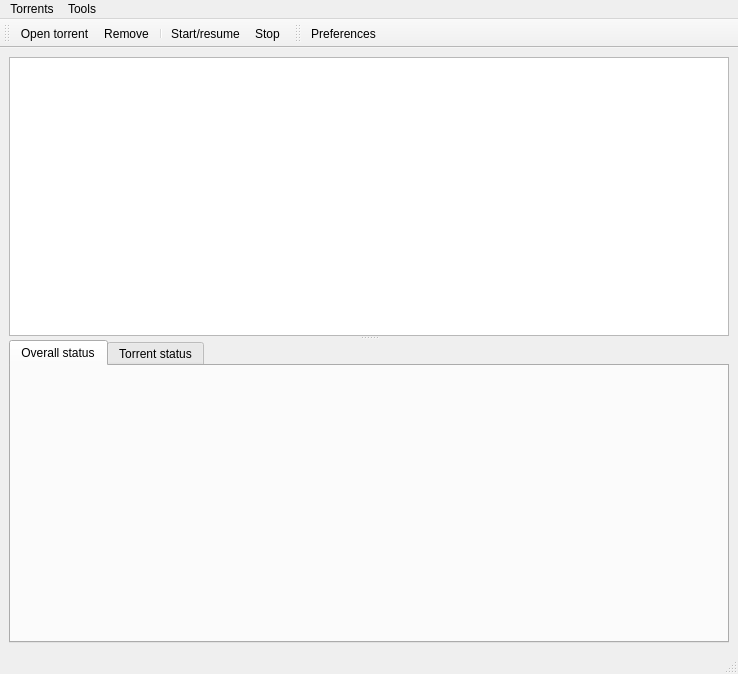
Above: plugins/torrent/mainwindow.ui from 0xd34df00d/leechcraft before the change. Below: the same form after it.
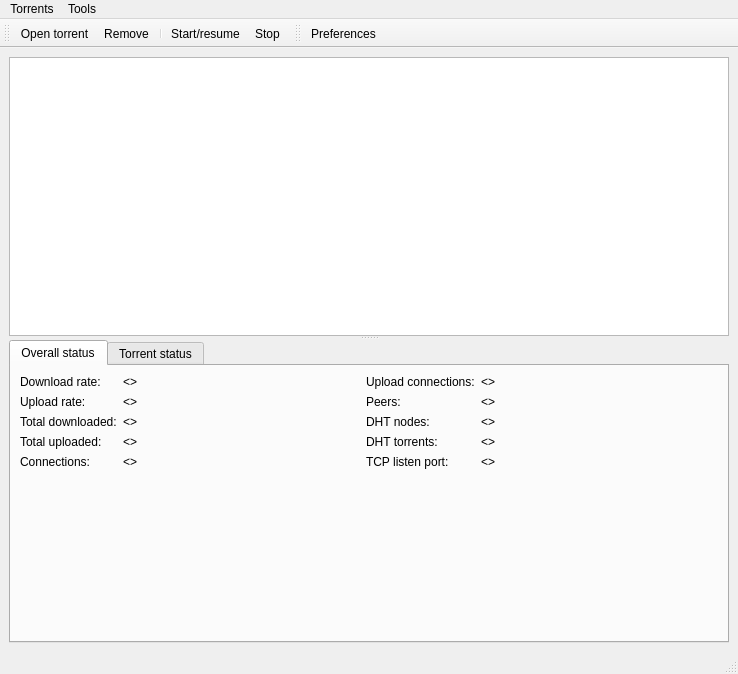
That is the form after the change. The open tabs and pages were chosen to show the change. Icons and pictures are not drawn.

Patch:
```diff
--- a/plugins/torrent/mainwindow.ui
+++ b/plugins/torrent/mainwindow.ui
@@ -57,6 +57,199 @@
         <attribute name="title" >
          <string>Overall status</string>
         </attribute>
+        <layout class="QVBoxLayout" >
+         <item>
+          <layout class="QHBoxLayout" >
+           <item>
+            <layout class="QGridLayout" >
+             <item row="0" column="0" >
+              <widget class="QLabel" name="label_22" >
+               <property name="text" >
+                <string>Download rate:</string>
+               </property>
+              </widget>
+             </item>
+             <item row="0" column="1" >
+              <widget class="QLabel" name="LabelTotalDownloadRate_" >
+               <property name="text" >
+                <string>&lt;></string>
+               </property>
+              </widget>
+             </item>
+             <item row="1" column="0" >
+              <widget class="QLabel" name="label_23" >
+               <property name="text" >
+                <string>Upload rate:</string>
+               </property>
+              </widget>
+             </item>
+             <item row="1" column="1" >
+              <widget class="QLabel" name="LabelTotalUploadRate_" >
+               <property name="text" >
+                <string>&lt;></string>
+               </property>
+              </widget>
+             </item>
+             <item row="2" column="0" >
+              <widget class="QLabel" name="label_24" >
+               <property name="text" >
+                <string>Total downloaded:</string>
+               </property>
+              </widget>
+             </item>
+             <item row="2" column="1" >
+              <widget class="QLabel" name="LabelTotalDownloaded_" >
+               <property name="text" >
+                <string>&lt;></string>
+               </property>
+              </widget>
+             </item>
+             <item row="3" column="0" >
+              <widget class="QLabel" name="label_25" >
+               <property name="text" >
+                <string>Total uploaded:</string>
+               </property>
+              </widget>
+             </item>
+             <item row="3" column="1" >
+              <widget class="QLabel" name="LabelTotalUploaded_" >
+               <property name="text" >
+                <string>&lt;></string>
+               </property>
+              </widget>
+             </item>
+             <item row="4" column="0" >
+              <widget class="QLabel" name="label_26" >
+               <property name="text" >
+                <string>Connections:</string>
+               </property>
+              </widget>
+             </item>
+             <item row="4" column="1" >
+              <widget class="QLabel" name="LabelTotalConnections_" >
+               <property name="text" >
+                <string>&lt;></string>
+               </property>
+              </widget>
+             </item>
+            </layout>
+           </item>
+           <item>
+            <spacer>
+             <property name="orientation" >
+              <enum>Qt::Horizontal</enum>
+             </property>
+             <property name="sizeHint" >
+              <size>
+               <width>40</width>
+               <height>20</height>
+              </size>
+             </property>
+            </spacer>
+           </item>
+           <item>
+            <layout class="QGridLayout" >
+             <item row="0" column="0" >
+              <widget class="QLabel" name="label_27" >
+               <property name="text" >
+                <string>Upload connections:</string>
+               </property>
+              </widget>
+             </item>
+             <item row="0" column="1" >
+              <widget class="QLabel" name="LabelUploadConnections_" >
+               <property name="text" >
+                <string>&lt;></string>
+               </property>
+              </widget>
+             </item>
+             <item row="1" column="0" >
+              <widget class="QLabel" name="label_28" >
+               <property name="text" >
+                <string>Peers:</string>
+               </property>
+              </widget>
+             </item>
+             <item row="1" column="1" >
+              <widget class="QLabel" name="LabelTotalPeers_" >
+               <property name="text" >
+                <string>&lt;></string>
+               </property>
+              </widget>
+             </item>
+             <item row="2" column="0" >
+              <widget class="QLabel" name="label_29" >
+               <property name="text" >
+                <string>DHT nodes:</string>
+               </property>
+              </widget>
+             </item>
+             <item row="2" column="1" >
+              <widget class="QLabel" name="LabelTotalDHTNodes_" >
+               <property name="text" >
+                <string>&lt;></string>
+               </property>
+              </widget>
+             </item>
+             <item row="3" column="0" >
+              <widget class="QLabel" name="label_30" >
+               <property name="text" >
+                <string>DHT torrents:</string>
+               </property>
+              </widget>
+             </item>
+             <item row="3" column="1" >
+              <widget class="QLabel" name="LabelDHTTorrents_" >
+               <property name="text" >
+                <string>&lt;></string>
+               </property>
+              </widget>
+             </item>
+             <item row="4" column="0" >
+              <widget class="QLabel" name="label_31" >
+               <property name="text" >
+                <string>TCP listen port:</string>
+               </property>
+              </widget>
+             </item>
+             <item row="4" column="1" >
+              <widget class="QLabel" name="LabelListenPort_" >
+               <property name="text" >
+                <string>&lt;></string>
+               </property>
+              </widget>
+             </item>
+            </layout>
+           </item>
+           <item>
+            <spacer>
+             <property name="orientation" >
+              <enum>Qt::Horizontal</enum>
+             </property>
+             <property name="sizeHint" >
+              <size>
+               <width>40</width>
+               <height>20</height>
+              </size>
+             </property>
+            </spacer>
+           </item>
+          </layout>
+         </item>
+         <item>
+          <spacer>
+           <property name="orientation" >
+            <enum>Qt::Vertical</enum>
+           </property>
+           <property name="sizeHint" >
+            <size>
+             <width>20</width>
+             <height>40</height>
+            </size>
+           </property>
+          </spacer>
+         </item>
+        </layout>
        </widget>
        <widget class="QWidget" name="TorrentStatus_" >
         <attribute name="title" >
```
Left out of the diff: 17 changed lines with no effect on the pictures.
